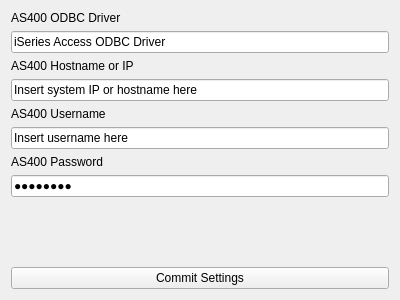
ademarest/GreenmileBridge, file Bridge/AS400/as400configwidget.ui: the form before one commit.
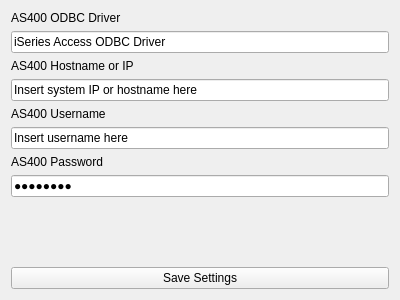
The form after the commit.

Commit message: DEVEL: Fixed MRS Config UI to make more sense.

The edit to the form file:
```diff
--- a/Bridge/AS400/as400configwidget.ui
+++ b/Bridge/AS400/as400configwidget.ui
@@ -89,7 +89,7 @@
    <item row="9" column="0">
     <widget class="QPushButton" name="commitSettings">
      <property name="text">
-      <string>Commit Settings</string>
+      <string>Save Settings</string>
      </property>
     </widget>
    </item>
```
The commit also changes 4 other files.
